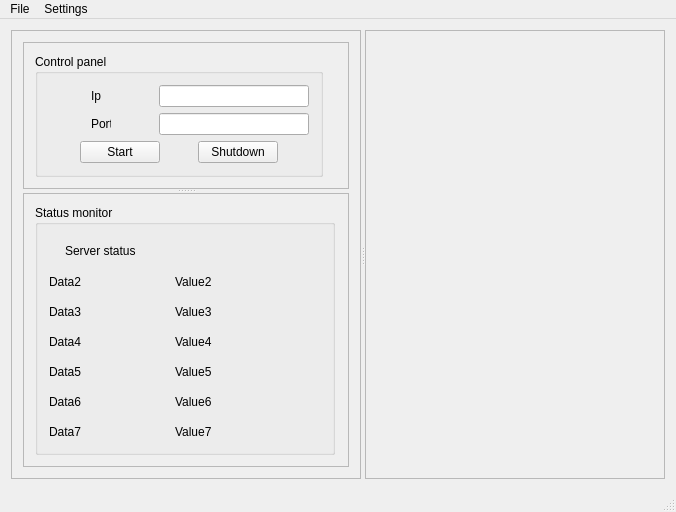
This is GUI/ServerMainWindow.ui in siskeba1/Game_Server as Qt 5 draws it before an edit. The edited form follows.
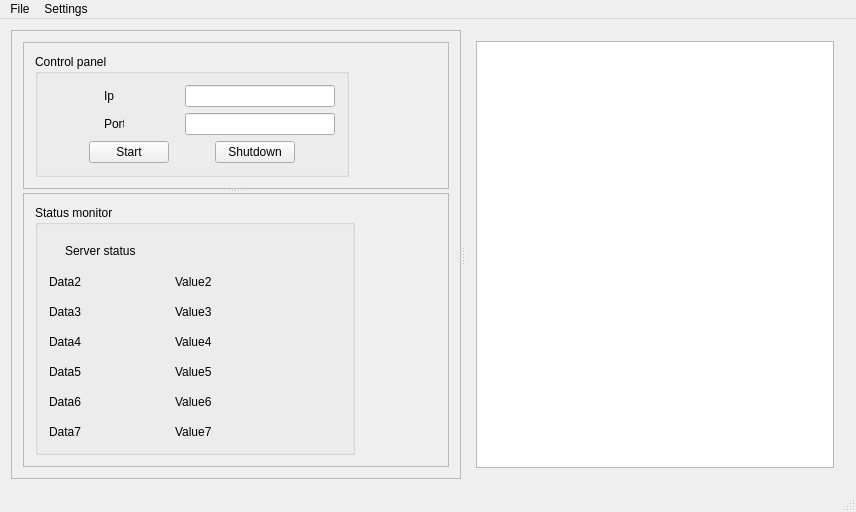
This is the edited form.

Diff of the .ui file:
```diff
--- a/GUI/ServerMainWindow.ui
+++ b/GUI/ServerMainWindow.ui
@@ -9,8 +9,8 @@
    <rect>
     <x>0</x>
     <y>0</y>
-    <width>673</width>
-    <height>508</height>
+    <width>856</width>
+    <height>496</height>
    </rect>
   </property>
   <property name="windowTitle">
@@ -26,13 +26,13 @@
       <widget class="QFrame" name="frame">
        <property name="minimumSize">
         <size>
-         <width>350</width>
+         <width>400</width>
          <height>0</height>
         </size>
        </property>
        <property name="maximumSize">
         <size>
-         <width>80000</width>
+         <width>450</width>
          <height>80000</height>
         </size>
        </property>
@@ -60,7 +60,7 @@
              <widget class="QGroupBox" name="groupBox">
               <property name="minimumSize">
                <size>
-                <width>250</width>
+                <width>300</width>
                 <height>0</height>
                </size>
               </property>
@@ -322,7 +322,7 @@
              <widget class="QGroupBox" name="groupBox_2">
               <property name="minimumSize">
                <size>
-                <width>300</width>
+                <width>320</width>
                 <height>250</height>
                </size>
               </property>
@@ -708,13 +708,11 @@
          <height>0</height>
         </size>
        </property>
-       <property name="frameShape">
-        <enum>QFrame::StyledPanel</enum>
-       </property>
-       <property name="frameShadow">
-        <enum>QFrame::Raised</enum>
-       </property>
-       <layout class="QGridLayout" name="gridLayout_4"/>
+       <layout class="QGridLayout" name="gridLayout_4">
+        <item row="0" column="0">
+         <widget class="QTableView" name="tableView"/>
+        </item>
+       </layout>
       </widget>
      </widget>
     </item>
@@ -725,7 +723,7 @@
     <rect>
      <x>0</x>
      <y>0</y>
-     <width>673</width>
+     <width>856</width>
      <height>21</height>
     </rect>
    </property>
```
Left out of the diff: 78 changed lines with no effect on the pictures.
